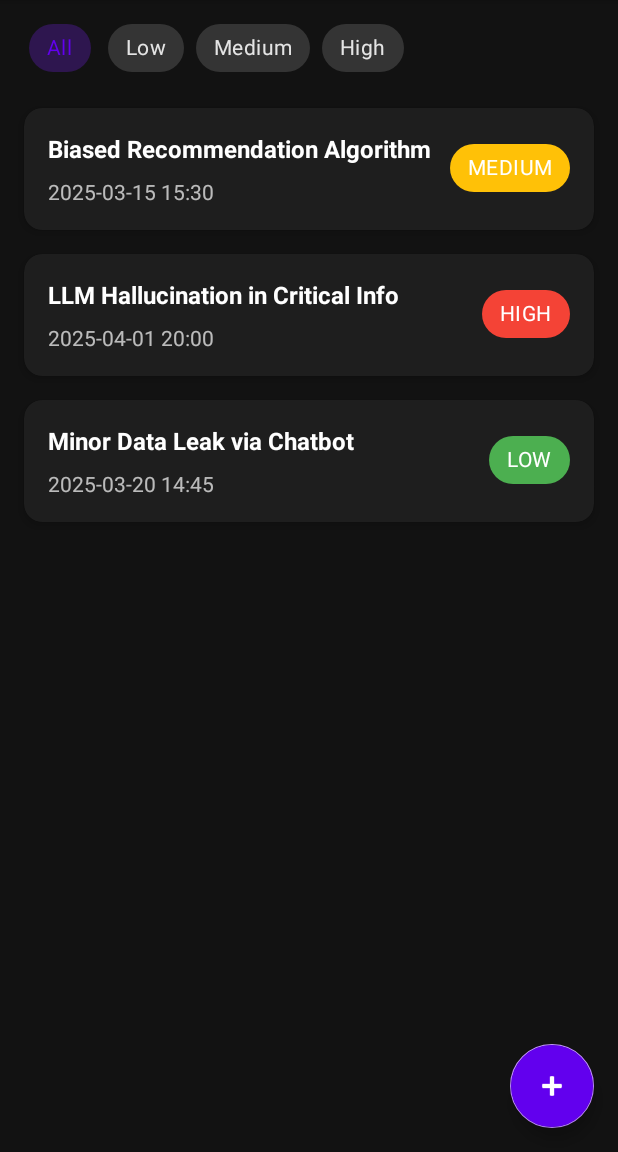
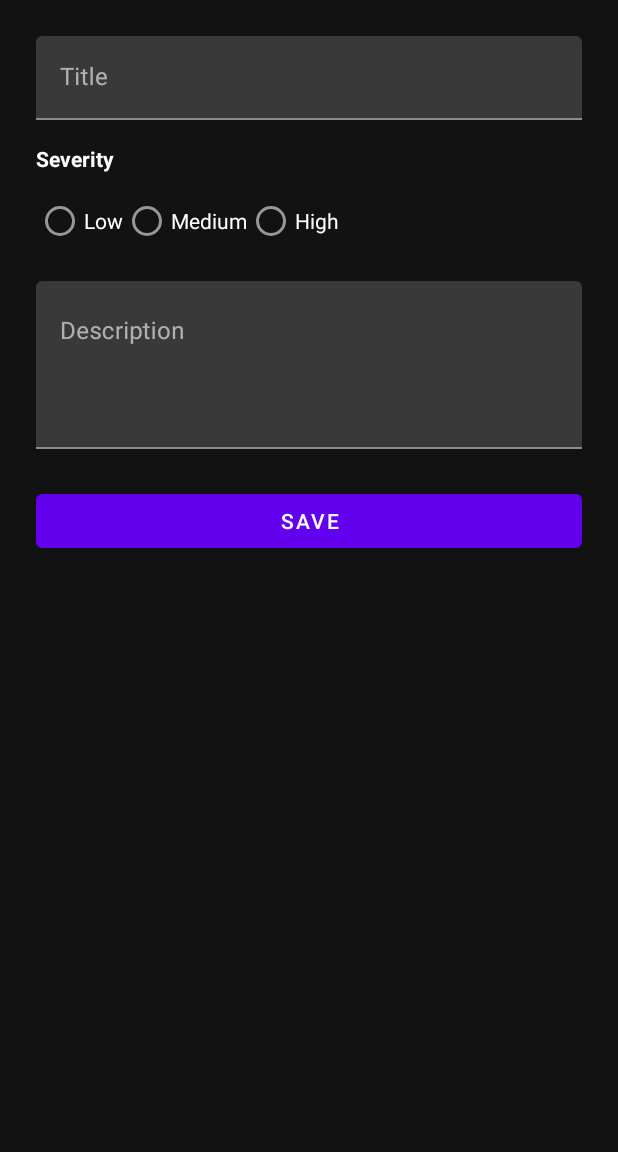
Before and after one commit to Amartyakaushik/AIWatchdog, an Android app: the screen it shows after launch (MainActivity), after a tap on "Add new incident", on a phone screen of 412 x 824 dp, the part 84-1236 px from its top. Run offline under Robolectric (Android 15) with nearby library versions, the phone set to English and light mode, and no system bars.

Commit message:
fix: Ensure consistent date format for new incidents and prevent crash
- Updated addIncident() in IncidentViewModel to use SimpleDateFormat with yyyy-MM-dd'T'HH:mm:ss'Z' for reported_at timestamps, matching mock data format
- Updated date parsing in IncidentAdapter to use the same format, ensuring compatibility for both mock and newly added incidents
- Fixed DateTimeParseException crash when displaying newly added incidents
- Improved overall data consistency and app stability

```diff
--- a/app/src/main/java/com/example/aiwatchdog/adapter/IncidentAdapter.kt
+++ b/app/src/main/java/com/example/aiwatchdog/adapter/IncidentAdapter.kt
@@ -11,9 +11,8 @@ import com.example.aiwatchdog.R
 import com.example.aiwatchdog.model.Incident
 import com.example.aiwatchdog.model.Severity
 import com.google.android.material.chip.Chip
-import java.time.Instant
-import java.time.ZoneId
-import java.time.format.DateTimeFormatter
+import java.text.SimpleDateFormat
+import java.util.*
 
 class IncidentAdapter(
     private val onItemClick: (Incident) -> Unit
@@ -50,10 +49,11 @@ class IncidentAdapter(
             severityChip.setChipBackgroundColorResource(chipColor)
 
             // Format date
-            val instant = Instant.parse(incident.reported_at)
-            val localDateTime = instant.atZone(ZoneId.systemDefault())
-            val formatter = DateTimeFormatter.ofPattern("yyyy-MM-dd HH:mm")
-            dateTextView.text = formatter.format(localDateTime)
+            val isoFormat = SimpleDateFormat("yyyy-MM-dd'T'HH:mm:ss'Z'", Locale.getDefault())
+            isoFormat.timeZone = TimeZone.getTimeZone("UTC")
+            val date = isoFormat.parse(incident.reported_at)
+            val displayFormat = SimpleDateFormat("yyyy-MM-dd HH:mm", Locale.getDefault())
+            dateTextView.text = date?.let { displayFormat.format(it) } ?: ""
 
             itemView.setOnClickListener { onItemClick(incident) }
         }
--- /dev/null
+++ b/app/src/main/java/com/example/aiwatchdog/ui/AddIncidentFragment.kt
@@ -0,0 +1,76 @@
+package com.example.aiwatchdog.ui
+
+import android.os.Bundle
+import android.view.LayoutInflater
+import android.view.View
+import android.view.ViewGroup
+import android.widget.Button
+import android.widget.RadioGroup
+import androidx.fragment.app.Fragment
+import androidx.fragment.app.activityViewModels
+import androidx.navigation.fragment.findNavController
+import com.example.aiwatchdog.R
+import com.example.aiwatchdog.model.Severity
+import com.example.aiwatchdog.viewmodel.IncidentViewModel
+import com.google.android.material.textfield.TextInputEditText
+import com.google.android.material.textfield.TextInputLayout
+
+class AddIncidentFragment : Fragment() {
+    private val viewModel: IncidentViewModel by activityViewModels()
+
+    override fun onCreateView(
+        inflater: LayoutInflater,
+        container: ViewGroup?,
+        savedInstanceState: Bundle?
+    ): View? {
+        return inflater.inflate(R.layout.fragment_add_incident, container, false)
+    }
+
+    override fun onViewCreated(view: View, savedInstanceState: Bundle?) {
+        super.onViewCreated(view, savedInstanceState)
+
+        val titleEditText = view.findViewById<TextInputEditText>(R.id.titleEditText)
+        val titleInputLayout = view.findViewById<TextInputLayout>(R.id.titleInputLayout)
+        val descriptionEditText = view.findViewById<TextInputEditText>(R.id.descriptionEditText)
+        val descriptionInputLayout = view.findViewById<TextInputLayout>(R.id.descriptionInputLayout)
+        val severityRadioGroup = view.findViewById<RadioGroup>(R.id.severityRadioGroup)
+        val submitButton = view.findViewById<Button>(R.id.submitButton)
+
+        submitButton.setOnClickListener {
+            val title = titleEditText.text?.toString()
+            val description = descriptionEditText.text?.toString()
+
+            var isValid = true
+
+            if (title.isNullOrBlank()) {
+                titleInputLayout.error = "Title is required"
+                isValid = false
+            } else {
+                titleInputLayout.error = null
+            }
+
+            if (description.isNullOrBlank()) {
+                descriptionInputLayout.error = "Description is required"
+                isValid = false
+            } else {
+                descriptionInputLayout.error = null
+            }
+
+            if (severityRadioGroup.checkedRadioButtonId == -1) {
+                isValid = false
+            }
+
+            if (isValid) {
+                val severity = when (severityRadioGroup.checkedRadioButtonId) {
+                    R.id.lowRadioButton -> Severity.LOW
+                    R.id.mediumRadioButton -> Severity.MEDIUM
+                    R.id.highRadioButton -> Severity.HIGH
+                    else -> Severity.MEDIUM // Default fallback
+                }
+
+                viewModel.addIncident(title!!, description!!, severity)
+                findNavController().navigateUp()
+            }
+        }
+    }
+}
--- a/app/src/main/java/com/example/aiwatchdog/ui/IncidentListFragment.kt
+++ b/app/src/main/java/com/example/aiwatchdog/ui/IncidentListFragment.kt
@@ -7,7 +7,7 @@ import android.view.LayoutInflater
 import android.view.View
 import android.view.ViewGroup
 import androidx.fragment.app.Fragment
-import androidx.fragment.app.viewModels
+import androidx.fragment.app.activityViewModels
 import androidx.navigation.fragment.findNavController
 import androidx.recyclerview.widget.LinearLayoutManager
 import androidx.recyclerview.widget.RecyclerView
@@ -21,7 +21,7 @@ import com.google.android.material.chip.ChipGroup
 import com.google.android.material.floatingactionbutton.FloatingActionButton
 
 class IncidentListFragment : Fragment() {
-    private val viewModel: IncidentViewModel by viewModels()
+    private val viewModel: IncidentViewModel by activityViewModels()
     private lateinit var adapter: IncidentAdapter
     private lateinit var swipeRefreshLayout: SwipeRefreshLayout
 
@@ -80,7 +80,9 @@ class IncidentListFragment : Fragment() {
 
     private fun setupFab(view: View) {
         view.findViewById<FloatingActionButton>(R.id.fabAddIncident).setOnClickListener {
-            // TODO: Navigate to add incident screen
+            findNavController().navigate(
+                IncidentListFragmentDirections.actionListToAdd()
+            )
         }
     }
 
--- a/app/src/main/java/com/example/aiwatchdog/viewmodel/IncidentViewModel.kt
+++ b/app/src/main/java/com/example/aiwatchdog/viewmodel/IncidentViewModel.kt
@@ -7,6 +7,8 @@ import com.example.aiwatchdog.model.Incident
 import com.example.aiwatchdog.model.Severity
 import java.time.LocalDateTime
 import java.time.format.DateTimeFormatter
+import java.text.SimpleDateFormat
+import java.util.*
 
 class IncidentViewModel : ViewModel() {
     private val _incidents = MutableLiveData<List<Incident>>()
@@ -65,7 +67,11 @@ class IncidentViewModel : ViewModel() {
     fun addIncident(title: String, description: String, severity: Severity) {
         val currentIncidents = _incidents.value.orEmpty().toMutableList()
         val newId = (currentIncidents.maxOfOrNull { it.id } ?: 0) + 1
-        val timestamp = LocalDateTime.now().format(DateTimeFormatter.ISO_DATE_TIME)
+
+        // Use the same format as the mock data
+        val dateFormat = SimpleDateFormat("yyyy-MM-dd'T'HH:mm:ss'Z'", Locale.getDefault())
+        dateFormat.timeZone = TimeZone.getTimeZone("UTC")
+        val timestamp = dateFormat.format(Date())
 
         val newIncident = Incident(newId, title, description, severity, timestamp)
         currentIncidents.add(newIncident)
--- /dev/null
+++ b/app/src/main/res/layout/fragment_add_incident.xml
@@ -0,0 +1,98 @@
+<?xml version="1.0" encoding="utf-8"?>
+<androidx.core.widget.NestedScrollView xmlns:android="http://schemas.android.com/apk/res/android"
+    xmlns:app="http://schemas.android.com/apk/res-auto"
+    android:layout_width="match_parent"
+    android:layout_height="match_parent"
+    android:padding="24dp"
+    android:background="@color/dark_background">
+
+    <androidx.constraintlayout.widget.ConstraintLayout
+        android:layout_width="match_parent"
+        android:layout_height="wrap_content">
+
+        <com.google.android.material.textfield.TextInputLayout
+            android:id="@+id/titleInputLayout"
+            android:layout_width="match_parent"
+            android:layout_height="wrap_content"
+            android:hint="Title"
+            app:layout_constraintTop_toTopOf="parent">
+
+            <com.google.android.material.textfield.TextInputEditText
+                android:id="@+id/titleEditText"
+                android:layout_width="match_parent"
+                android:layout_height="wrap_content"
+                android:inputType="text"
+                android:maxLines="1" />
+
+        </com.google.android.material.textfield.TextInputLayout>
+
+        <TextView
+            android:id="@+id/severityLabel"
+            android:layout_width="wrap_content"
+            android:layout_height="wrap_content"
+            android:layout_marginTop="16dp"
+            android:text="Severity"
+            android:textStyle="bold"
+            android:textColor="@color/white"
+            app:layout_constraintStart_toStartOf="parent"
+            app:layout_constraintTop_toBottomOf="@id/titleInputLayout" />
+
+        <RadioGroup
+            android:id="@+id/severityRadioGroup"
+            android:layout_width="match_parent"
+            android:layout_height="wrap_content"
+            android:layout_marginTop="8dp"
+            android:orientation="horizontal"
+            app:layout_constraintTop_toBottomOf="@id/severityLabel">
+
+            <RadioButton
+                android:id="@+id/lowRadioButton"
+                android:layout_width="wrap_content"
+                android:layout_height="wrap_content"
+                android:text="Low"
+                android:textColor="@color/white" />
+
+            <RadioButton
+                android:id="@+id/mediumRadioButton"
+                android:layout_width="wrap_content"
+                android:layout_height="wrap_content"
+                android:text="Medium"
+                android:textColor="@color/white" />
+
+            <RadioButton
+                android:id="@+id/highRadioButton"
+                android:layout_width="wrap_content"
+                android:layout_height="wrap_content"
+                android:text="High"
+                android:textColor="@color/white" />
+
+        </RadioGroup>
+
+        <com.google.android.material.textfield.TextInputLayout
+            android:id="@+id/descriptionInputLayout"
+            android:layout_width="match_parent"
+            android:layout_height="wrap_content"
+            android:layout_marginTop="16dp"
+            android:hint="Description"
+            app:layout_constraintTop_toBottomOf="@id/severityRadioGroup">
+
+            <com.google.android.material.textfield.TextInputEditText
+                android:id="@+id/descriptionEditText"
+                android:layout_width="match_parent"
+                android:layout_height="wrap_content"
+                android:gravity="top"
+                android:inputType="textMultiLine"
+                android:minLines="4" />
+
+        </com.google.android.material.textfield.TextInputLayout>
+
+        <Button
+            android:id="@+id/submitButton"
+            android:layout_width="match_parent"
+            android:layout_height="wrap_content"
+            android:layout_marginTop="24dp"
+            android:text="Save"
+            app:layout_constraintTop_toBottomOf="@id/descriptionInputLayout" />
+
+    </androidx.constraintlayout.widget.ConstraintLayout>
+</androidx.core.widget.NestedScrollView>
--- a/app/src/main/res/navigation/nav_graph.xml
+++ b/app/src/main/res/navigation/nav_graph.xml
@@ -20,8 +20,17 @@
             app:argType="integer" />
     </fragment>
 
+    <fragment
+        android:id="@+id/addIncidentFragment"
+        android:name="com.example.aiwatchdog.ui.AddIncidentFragment"
+        android:label="Report New Incident" />
+
     <action
         android:id="@+id/action_list_to_detail"
         app:destination="@id/incidentDetailFragment" />
 
+    <action
+        android:id="@+id/action_list_to_add"
+        app:destination="@id/addIncidentFragment" />
+
 </navigation>
```
